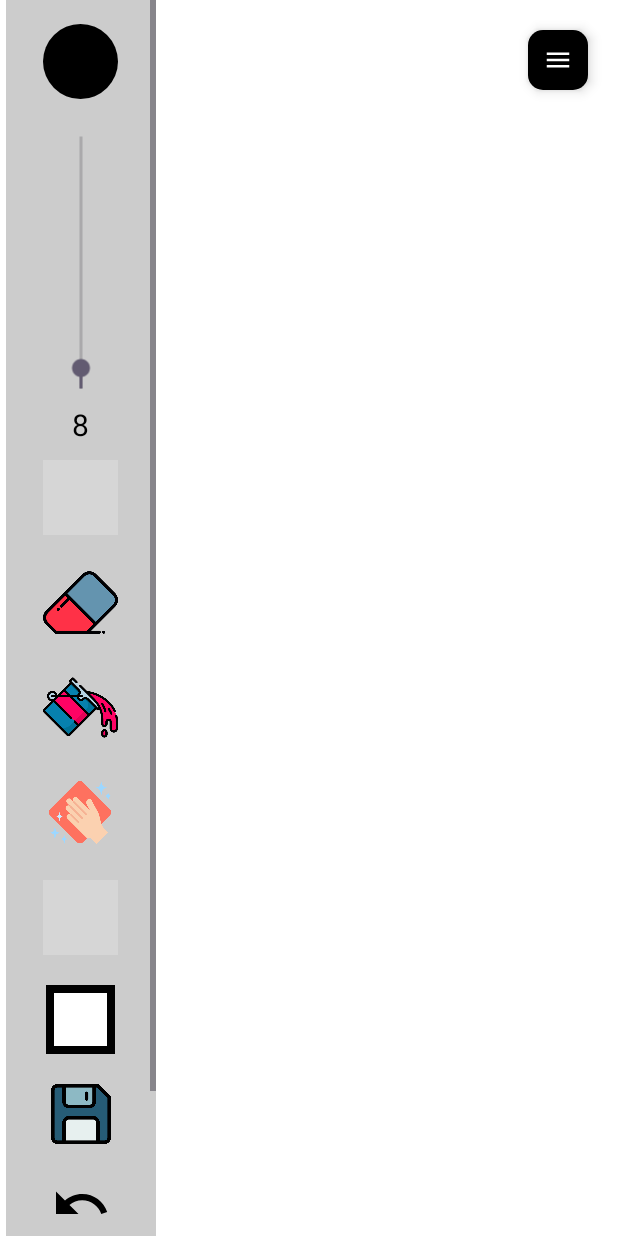
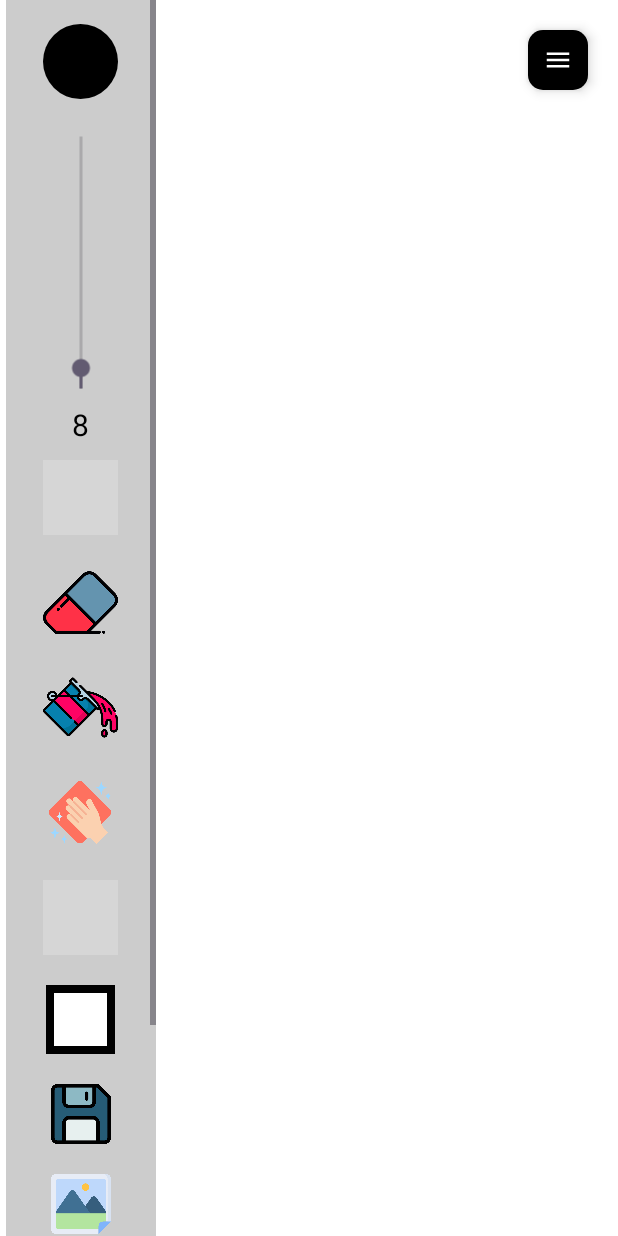
Before and after one commit to Lakshyapachkhede/EasyPaint, an Android app: the screen it shows after launch (MainActivity), after a tap on an icon or button, on a phone screen of 412 x 824 dp. Run offline under Robolectric (Android 15) with nearby library versions, the phone set to English and light mode, and no system bars; libraries missing offline, so code that uses them is left out: com.skydoves.colorpickerview; Roboto replaces fonts that are not available here; grey boxes are pictures that could not be loaded.

Commit message:
added drawing on image feature

```diff
--- a/app/src/main/AndroidManifest.xml
+++ b/app/src/main/AndroidManifest.xml
@@ -2,6 +2,8 @@
 <manifest xmlns:android="http://schemas.android.com/apk/res/android"
     xmlns:tools="http://schemas.android.com/tools">
     <uses-permission android:name="android.permission.WRITE_EXTERNAL_STORAGE"/>
+    <uses-permission android:name="android.permission.READ_MEDIA_IMAGES"/>
+    <uses-permission android:name="android.permission.READ_EXTERNAL_STORAGE" android:maxSdkVersion="32"/>
 
     <application
         android:allowBackup="true"
--- a/app/src/main/res/layout/activity_main.xml
+++ b/app/src/main/res/layout/activity_main.xml
@@ -11,7 +11,7 @@
         android:id="@+id/drawingView"
         android:layout_width="match_parent"
         android:layout_height="match_parent"
-        android:background="@color/white" />
+        android:background="#efefef" />
 
     <ScrollView
         android:id="@+id/sideMenu"
@@ -133,6 +133,14 @@
                 android:layout_marginBottom="20dp"
                 android:src="@drawable/save" />
 
+            <ImageView
+                android:id="@+id/image"
+                android:layout_width="40dp"
+                android:layout_height="40dp"
+                android:layout_gravity="center"
+                android:layout_marginBottom="20dp"
+                android:src="@drawable/image" />
+
             <LinearLayout
                 android:id="@+id/undo"
                 android:layout_width="match_parent"
```
Also changed, not shown: app/src/main/java/com/pachkhede/easypaint/DrawingView.kt (+29 -10 lines), app/src/main/java/com/pachkhede/easypaint/MainActivity.kt (+43 -13 lines), app/src/main/java/com/pachkhede/easypaint/ShapeView.kt (+7 -7 lines), app/src/main/res/drawable/brush.png (added), app/src/main/res/drawable/image.png (added).
